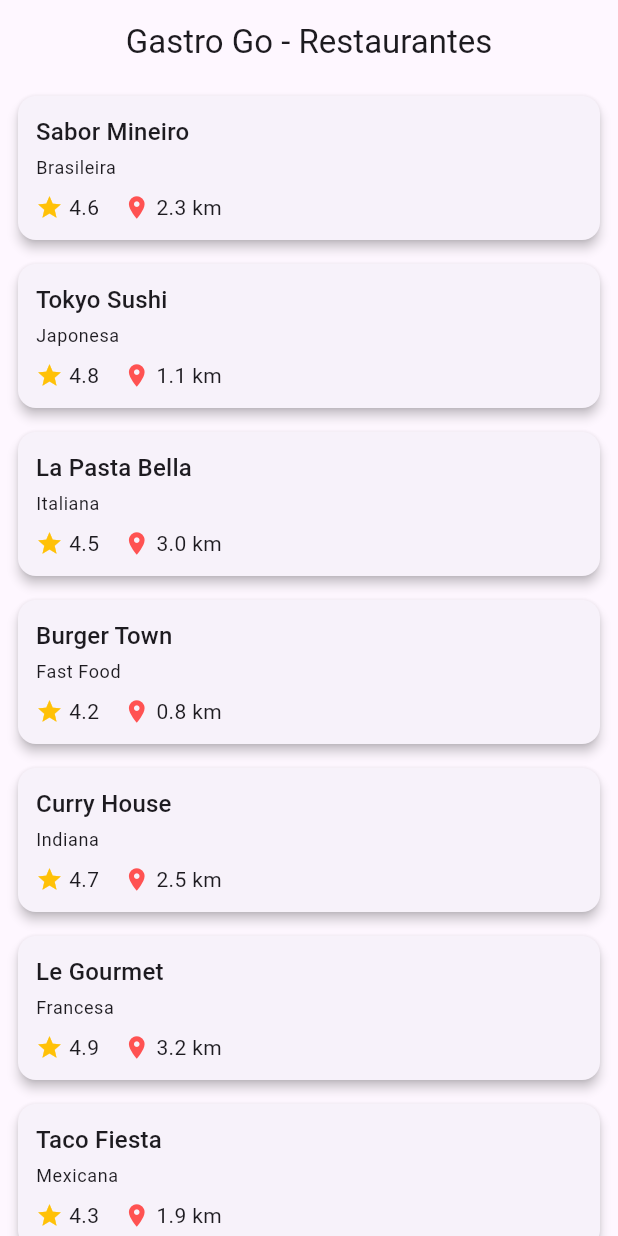
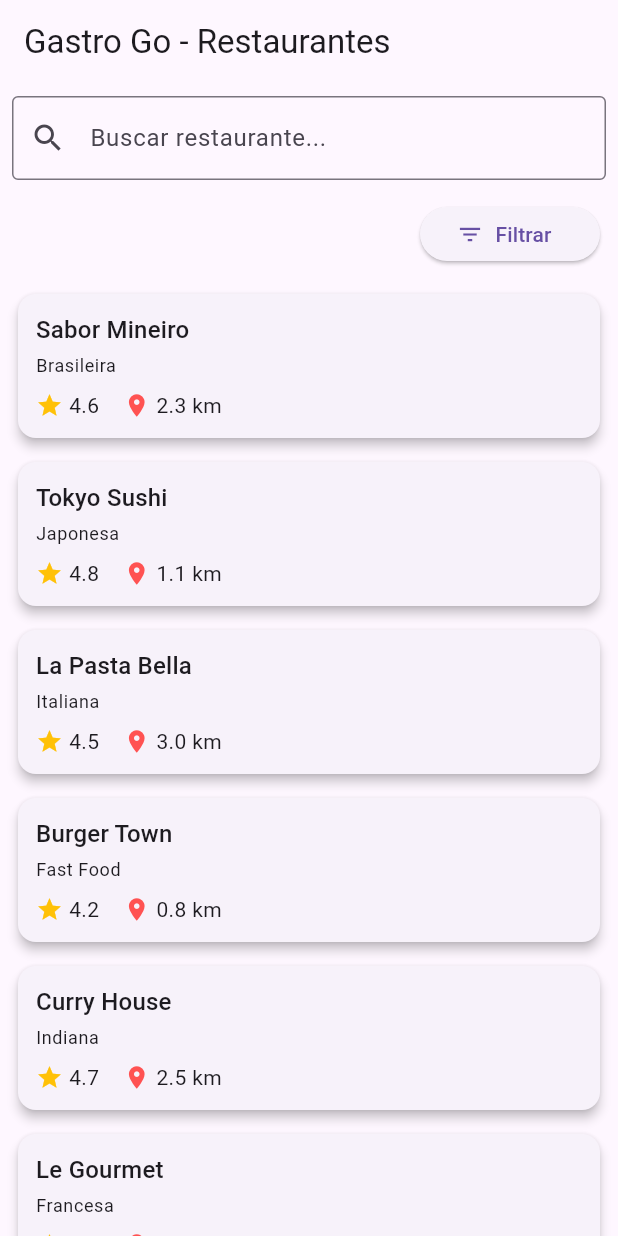
Before and after one commit to EduardoGhost/gastro_go, a Flutter app: the screen it shows after launch, on a phone screen of 412 x 824 dp. Run offline on Flutter 3.47's test engine with Material 3 defaults, Android fonts, the phone set to English and light mode, and no system bars; our stand-ins replace bloc, equatable, flutter_bloc, hive; accounts and stored records are empty.

Commit message:
Add text search (name) and filter by category

```diff
--- a/lib/presentation/bloc/restaurants/restaurant_bloc.dart
+++ b/lib/presentation/bloc/restaurants/restaurant_bloc.dart
@@ -1,24 +1,44 @@
 import 'package:bloc/bloc.dart';
 import '../../../../domain/repositories/restaurant_repository.dart';
+import '../../../domain/entity/restaurant.dart';
 import 'restaurant_event.dart';
 import 'restaurant_state.dart';
 
 class RestaurantBloc extends Bloc<RestaurantEvent, RestaurantState> {
   final RestaurantRepository repository;
+  List<Restaurant> _allRestaurants = [];
 
-  RestaurantBloc({required this.repository}) : super(RestaurantLoading()) {
+  RestaurantBloc({required this.repository}) : super(RestaurantInitial()) {
+    // Carregar restaurantes
     on<LoadRestaurants>((event, emit) async {
       emit(RestaurantLoading());
       try {
         final restaurants = await repository.getRestaurants();
-        if (restaurants.isEmpty) {
-          emit(RestaurantEmpty());
-        } else {
-          emit(RestaurantLoaded(restaurants));
-        }
+        _allRestaurants = restaurants;
+        emit(RestaurantLoaded(restaurants));
       } catch (e) {
-        emit(RestaurantError('Erro ao carregar restaurantes: $e'));
+        emit(RestaurantError('Erro ao carregar restaurantes'));
       }
+    });
+
+    // Buscar por nome
+    on<SearchRestaurants>((event, emit) {
+      final query = event.query.toLowerCase();
+      final filtered = _allRestaurants
+          .where((r) => r.name.toLowerCase().contains(query))
+          .toList();
+      emit(RestaurantLoaded(filtered));
+    });
+
+    // Filtragem por categoria
+    on<FilterByCategory>((event, emit) {
+      final category = event.category;
+      final filtered = category.isEmpty
+          ? _allRestaurants
+          : _allRestaurants
+          .where((r) => r.category.toLowerCase() == category.toLowerCase())
+          .toList();
+      emit(RestaurantLoaded(filtered));
     });
   }
 }
--- a/lib/presentation/bloc/restaurants/restaurant_event.dart
+++ b/lib/presentation/bloc/restaurants/restaurant_event.dart
@@ -1,3 +1,13 @@
 abstract class RestaurantEvent {}
 
 class LoadRestaurants extends RestaurantEvent {}
+
+class SearchRestaurants extends RestaurantEvent {
+  final String query;
+  SearchRestaurants(this.query);
+}
+
+class FilterByCategory extends RestaurantEvent {
+  final String category;
+  FilterByCategory(this.category);
+}
--- a/lib/presentation/bloc/restaurants/restaurant_state.dart
+++ b/lib/presentation/bloc/restaurants/restaurant_state.dart
@@ -1,17 +1,31 @@
 import '../../../domain/entity/restaurant.dart';
+import 'package:equatable/equatable.dart';
 
-abstract class RestaurantState {}
+abstract class RestaurantState extends Equatable {
+  const RestaurantState();
+
+  @override
+  List<Object?> get props => [];
+}
+
+class RestaurantInitial extends RestaurantState {}
 
 class RestaurantLoading extends RestaurantState {}
 
 class RestaurantLoaded extends RestaurantState {
   final List<Restaurant> restaurants;
-  RestaurantLoaded(this.restaurants);
+
+  const RestaurantLoaded(this.restaurants);
+
+  @override
+  List<Object?> get props => [restaurants];
 }
-
-class RestaurantEmpty extends RestaurantState {}
 
 class RestaurantError extends RestaurantState {
   final String message;
-  RestaurantError(this.message);
+
+  const RestaurantError(this.message);
+
+  @override
+  List<Object?> get props => [message];
 }
--- a/lib/presentation/ui/restaurant_list_page.dart
+++ b/lib/presentation/ui/restaurant_list_page.dart
@@ -5,10 +5,19 @@ import '../../data/repository/RestaurantRepositoryImpl.dart';
 import '../bloc/restaurants/restaurant_bloc.dart';
 import '../bloc/restaurants/restaurant_event.dart';
 import '../bloc/restaurants/restaurant_state.dart';
+import '../widgets/category_filter.dart';
 import '../widgets/restaurant_card.dart';
 
-class RestaurantListPage extends StatelessWidget {
+class RestaurantListPage extends StatefulWidget {
   const RestaurantListPage({super.key});
+
+  @override
+  State<RestaurantListPage> createState() => _RestaurantListPageState();
+}
+
+class _RestaurantListPageState extends State<RestaurantListPage> {
+  String _searchQuery = '';
+  String _selectedCategory = '';
 
   @override
   Widget build(BuildContext context) {
@@ -17,41 +26,108 @@ class RestaurantListPage extends StatelessWidget {
     );
 
     return BlocProvider(
-      create: (_) => RestaurantBloc(repository: repository)..add(LoadRestaurants()),
-      child: Scaffold(
-        appBar: AppBar(
-          title: const Text('Gastro Go - Restaurantes'),
-          centerTitle: true,
+      create: (_) =>
+      RestaurantBloc(repository: repository)..add(LoadRestaurants()),
+      child: Builder(
+        builder: (context) {
+          return Scaffold(
+            appBar: AppBar(title: const Text('Gastro Go - Restaurantes')),
+            body: Column(
+              children: [
+                // Campo de busca
+                Padding(
+                  padding: const EdgeInsets.all(8.0),
+                  child: TextField(
+                    decoration: const InputDecoration(
+                      hintText: 'Buscar restaurante...',
+                      border: OutlineInputBorder(),
+                      prefixIcon: Icon(Icons.search),
                     ),
-        body: BlocBuilder<RestaurantBloc, RestaurantState>(
+                    onChanged: (value) {
+                      _searchQuery = value;
+                      _applyFilters(context);
+                    },
+                  ),
+                ),
+
+                // Botão de filtro
+                Padding(
+                  padding:
+                  const EdgeInsets.symmetric(horizontal: 12, vertical: 4),
+                  child: Align(
+                    alignment: Alignment.centerRight,
+                    child: ElevatedButton.icon(
+                      onPressed: () {
+                        _showCategoryFilter(context);
+                      },
+                      icon: const Icon(Icons.filter_list),
+                      label: const Text('Filtrar'),
+                      style: ElevatedButton.styleFrom(
+                        minimumSize: const Size(120, 36),
+                      ),
+                    ),
+                  ),
+                ),
+
+                const SizedBox(height: 4),
+
+                // Listagem de restaurantes
+                Expanded(
+                  child: BlocBuilder<RestaurantBloc, RestaurantState>(
                     builder: (context, state) {
                       if (state is RestaurantLoading) {
-              return const Center(child: CircularProgressIndicator());
-            } else if (state is RestaurantError) {
-              return Center(child: Text(state.message));
-            } else if (state is RestaurantEmpty) {
-              return const Center(child: Text('Nenhum restaurante encontrado.'));
+                        return const Center(
+                            child: CircularProgressIndicator());
                       } else if (state is RestaurantLoaded) {
                         final restaurants = state.restaurants;
-
+                        if (restaurants.isEmpty) {
+                          return const Center(
+                              child: Text('Nenhum restaurante encontrado'));
+                        }
                         return ListView.builder(
                           itemCount: restaurants.length,
                           itemBuilder: (context, index) {
-                  final restaurant = restaurants[index];
+                            final r = restaurants[index];
                             return RestaurantCard(
-                    name: restaurant.name,
-                    category: restaurant.category,
-                    rating: restaurant.rating,
-                    distanceKm: restaurant.distanceKm,
-                    imageUrl: restaurant.imageUrl,
+                              name: r.name,
+                              category: r.category,
+                              rating: r.rating,
+                              distanceKm: r.distanceKm,
                             );
                           },
                         );
-            } else {
+                      } else if (state is RestaurantError) {
+                        return Center(child: Text(state.message));
+                      }
                       return const SizedBox.shrink();
-            }
                     },
                   ),
+                ),
+              ],
+            ),
+          );
+        },
+      ),
+    );
+  }
+
+  void _applyFilters(BuildContext context) {
+    final bloc = context.read<RestaurantBloc>();
+    bloc.add(SearchRestaurants(_searchQuery));
+    if (_selectedCategory.isNotEmpty) {
+      bloc.add(FilterByCategory(_selectedCategory));
+    }
+  }
+
+  void _showCategoryFilter(BuildContext context) {
+    showModalBottomSheet(
+      context: context,
+      builder: (_) => CategoryFilter(
+        selectedCategory: _selectedCategory,
+        onCategorySelected: (cat) {
+          setState(() => _selectedCategory = cat);
+          _applyFilters(context);
+        },
       ),
     );
   }
--- a/lib/presentation/widgets/restaurant_card.dart
+++ b/lib/presentation/widgets/restaurant_card.dart
@@ -5,7 +5,7 @@ class RestaurantCard extends StatelessWidget {
   final String category;
   final double rating;
   final double distanceKm;
-  final String imageUrl;
+  final String? imageUrl;
 
   const RestaurantCard({
     super.key,
@@ -13,7 +13,7 @@ class RestaurantCard extends StatelessWidget {
     required this.category,
     required this.rating,
     required this.distanceKm,
-    required this.imageUrl,
+    this.imageUrl,
   });
 
   @override
```
Also changed, not shown: lib/presentation/widgets/category_filter.dart (added, +44 -0 lines). Lines whose indentation alone changed are shown as unchanged.
